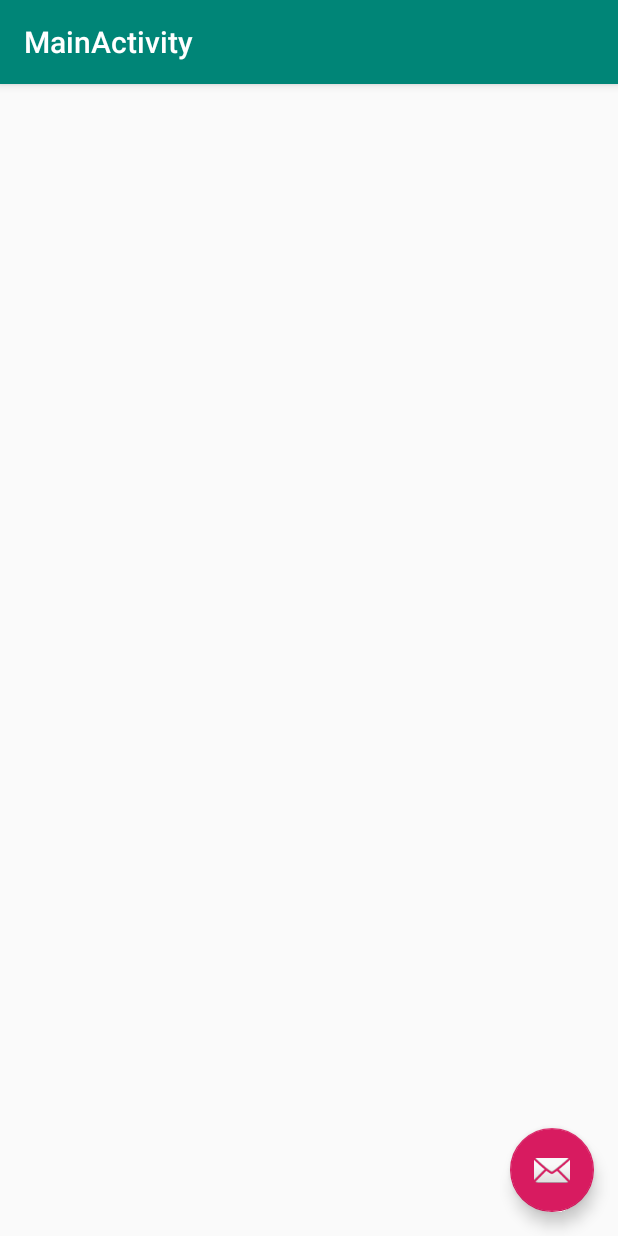
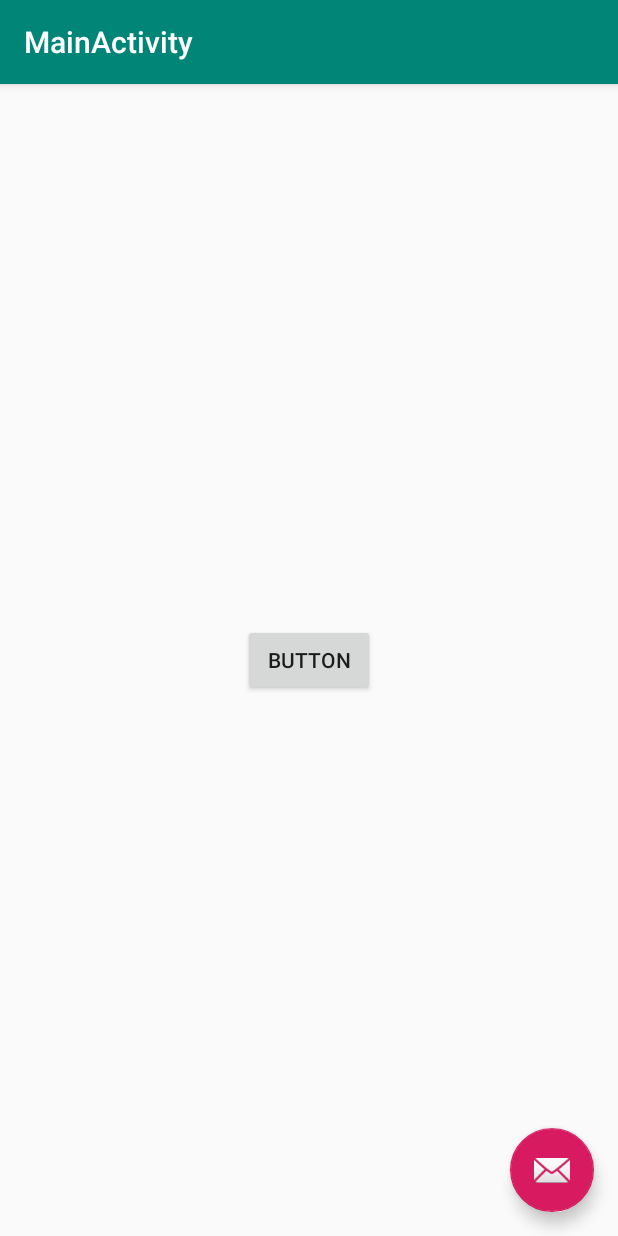
Before and after one commit to efulldev/ETPSPay, an Android app: the screen it shows after launch (MainActivity), on a phone screen of 412 x 824 dp. Run offline under Robolectric (Android 15) with nearby library versions, the phone set to English and light mode, and no system bars.

Commit message:
added button to conetnt.xml

```diff
--- a/app/src/main/res/layout/content_main.xml
+++ b/app/src/main/res/layout/content_main.xml
@@ -8,4 +8,13 @@
     tools:context=".MainActivity"
     tools:showIn="@layout/activity_main">
 
+    <Button
+        android:id="@+id/button"
+        android:layout_width="wrap_content"
+        android:layout_height="wrap_content"
+        android:text="Button"
+        app:layout_constraintBottom_toBottomOf="parent"
+        app:layout_constraintEnd_toEndOf="parent"
+        app:layout_constraintStart_toStartOf="parent"
+        app:layout_constraintTop_toTopOf="parent" />
 </android.support.constraint.ConstraintLayout>
```
